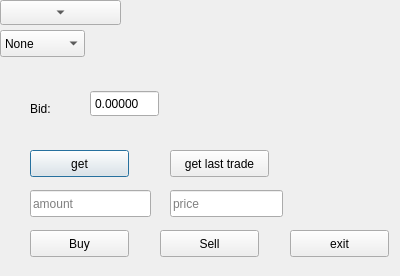
First picture: the form in widget.ui, repository CaoNguyenHcmus/Qt_bitfinex, before the edit.
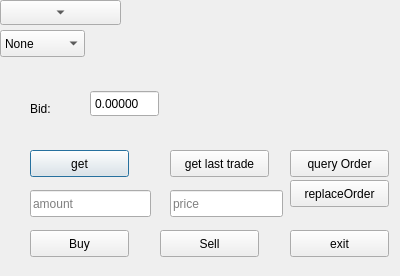
Second picture: the form after the edit.

Commit message: Support query orders

Patch:
```diff
--- a/widget.ui
+++ b/widget.ui
@@ -188,6 +188,32 @@
     </property>
    </item>
   </widget>
+  <widget class="QPushButton" name="queryButton">
+   <property name="geometry">
+    <rect>
+     <x>290</x>
+     <y>150</y>
+     <width>99</width>
+     <height>27</height>
+    </rect>
+   </property>
+   <property name="text">
+    <string>query Order</string>
+   </property>
+  </widget>
+  <widget class="QPushButton" name="replaceOrderButton">
+   <property name="geometry">
+    <rect>
+     <x>290</x>
+     <y>180</y>
+     <width>99</width>
+     <height>27</height>
+    </rect>
+   </property>
+   <property name="text">
+    <string>replaceOrder</string>
+   </property>
+  </widget>
  </widget>
  <layoutdefault spacing="6" margin="11"/>
  <resources/>
```
The commit also changes 4 other files.
